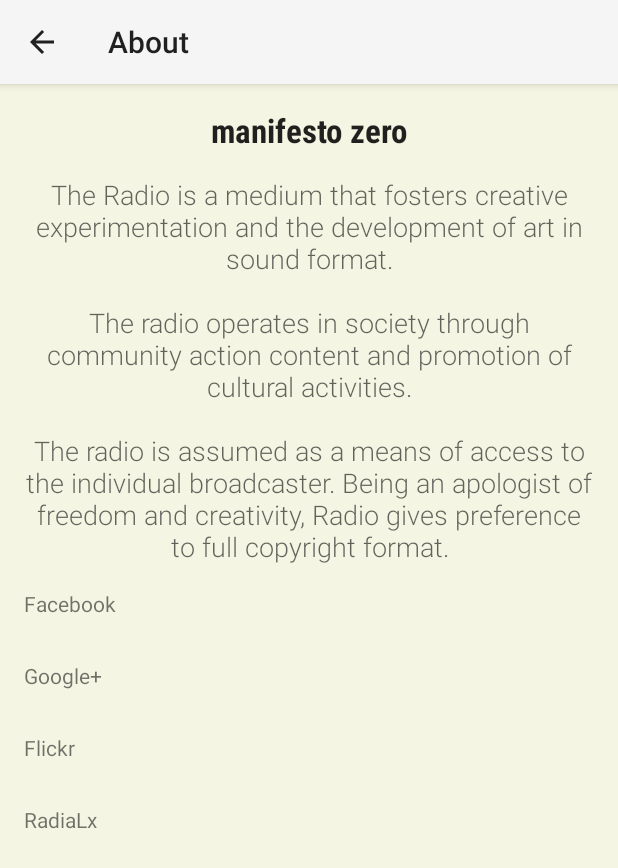
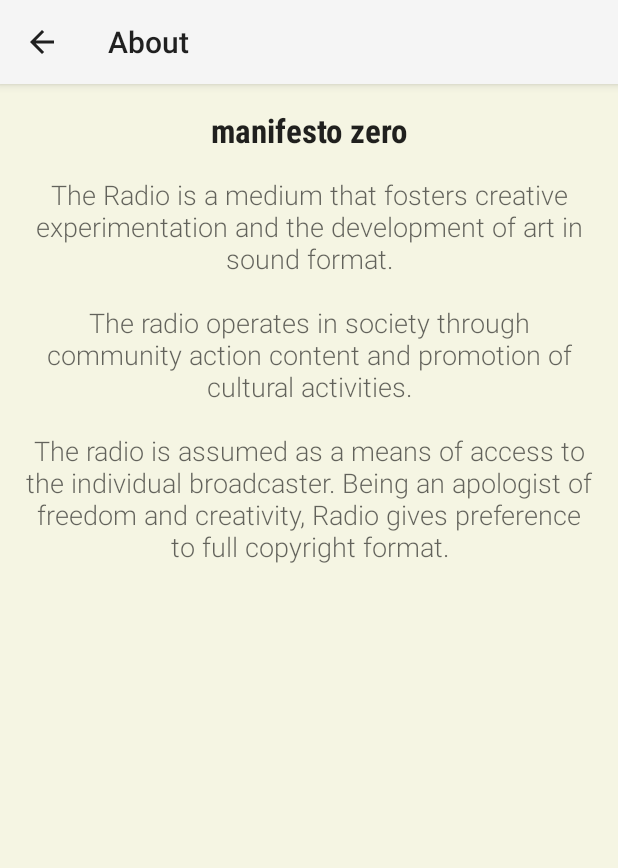
Before and after one commit to HenriqueRocha/RadioZero, an Android app: the screen it shows after launch (AboutActivity), in the options menu, after a tap on "About", on a phone screen of 412 x 824 dp. Shown: the top 868 px of the screen. Run offline under Robolectric (Android 15) with nearby library versions, the phone set to English and light mode, and no system bars; our stand-ins replace Picasso; pictures from the network do not load; 1 statement that could not run was skipped.

Commit message:
Almost finished!

```diff
--- a/app/build.gradle
+++ b/app/build.gradle
@@ -11,11 +11,17 @@ android {
         versionCode 1
         versionName "1.0"
     }
+
     buildTypes {
         release {
             runProguard false
             proguardFiles getDefaultProguardFile('proguard-android.txt'), 'proguard-rules.pro'
         }
+    }
+
+    compileOptions {
+        sourceCompatibility JavaVersion.VERSION_1_7
+        targetCompatibility JavaVersion.VERSION_1_7
     }
 }
 
--- a/app/src/main/java/org/androidappdev/radiozero/BlogListFragment.java
+++ b/app/src/main/java/org/androidappdev/radiozero/BlogListFragment.java
@@ -158,7 +158,8 @@ public class BlogListFragment extends ListFragment implements
             case R.id.list_item_pubdate_textview:
                 String date = cursor.getString(columnIndex);
                 try {
-                    SimpleDateFormat d = new SimpleDateFormat("EEE, dd MMM yyyy HH:mm:ss ZZZZZ", Locale.getDefault());
+                    SimpleDateFormat d =
+                            new SimpleDateFormat("EEE, dd MMM yyyy HH:mm:ss ZZZZZ", Locale.getDefault());
                     ((TextView) view).setText(
                             DateUtils.getRelativeTimeSpanString(
                                     getActivity(), d.parse(date).getTime()));
--- a/app/src/main/java/org/androidappdev/radiozero/MainActivity.java
+++ b/app/src/main/java/org/androidappdev/radiozero/MainActivity.java
@@ -22,6 +22,8 @@ import org.androidappdev.radiozero.sync.SyncAdapter;
  */
 public class MainActivity extends ActionBarActivity
         implements PlayFragment.OnPlayPressedListener, BlogListFragment.Callback, ActionBar.TabListener {
+
+    private static final String LOG_TAG = MainActivity.class.getSimpleName();
 
     private ViewPager mPager;
     private RadioZeroPagerAdapter mPagerAdapter;
@@ -94,7 +96,14 @@ public class MainActivity extends ActionBarActivity
 
     @Override
     public void onPlayPressed(int action) {
-
+        switch (action) {
+            case PlayFragment.PLAYING:
+                startService(RadioZeroService.makeIntent(this, RadioZeroService.ACTION_PLAY));
+                break;
+            case PlayFragment.PAUSED:
+                stopService(new Intent(this, RadioZeroService.class));
+                break;
+        }
     }
 
     @Override
--- a/app/src/main/java/org/androidappdev/radiozero/PlayFragment.java
+++ b/app/src/main/java/org/androidappdev/radiozero/PlayFragment.java
@@ -1,12 +1,14 @@
 package org.androidappdev.radiozero;
 
 import android.app.Activity;
-import android.net.Uri;
+import android.content.res.Resources;
 import android.os.Bundle;
 import android.support.v4.app.Fragment;
+import android.util.Log;
 import android.view.LayoutInflater;
 import android.view.View;
 import android.view.ViewGroup;
+import android.widget.ImageButton;
 
 
 /**
@@ -15,27 +17,42 @@ import android.view.ViewGroup;
  * {@link org.androidappdev.radiozero.PlayFragment.OnPlayPressedListener} interface
  * to handle interaction events.
  */
-public class PlayFragment extends Fragment {
+public class PlayFragment extends Fragment implements View.OnClickListener {
 
+    public static final int PAUSED = 0;
+    public static final int PLAYING = 1;
+    private static final String LOG_TAG = PlayFragment.class.getSimpleName();
+    private static final String STATE_KEY = "state";
     private OnPlayPressedListener mListener;
+    private ImageButton mPlayButton;
+    private int mState;
 
     public PlayFragment() {
         // Required empty public constructor
     }
 
+    @Override
+    public View onCreateView(
+            LayoutInflater inflater,
+            ViewGroup container,
+            Bundle savedInstanceState) {
 
-    @Override
-    public View onCreateView(LayoutInflater inflater, ViewGroup container,
-                             Bundle savedInstanceState) {
-        // Inflate the layout for this fragment
-        return inflater.inflate(R.layout.fragment_play, container, false);
-    }
+        if (savedInstanceState != null) {
+            mState = savedInstanceState.getInt(STATE_KEY);
+        }
 
-    // TODO: Rename method, update argument and hook method into UI event
-    public void onButtonPressed(Uri uri) {
-        if (mListener != null) {
-            mListener.onPlayPressed(0);
-        }
+        View view = inflater.inflate(R.layout.fragment_play, container, false);
+
+        mPlayButton = (ImageButton) view.findViewById(R.id.play_button);
+
+        Resources resources = getResources();
+        mPlayButton.setImageDrawable(mState == PAUSED
+                ? resources.getDrawable(R.drawable.ic_action_play)
+                : resources.getDrawable(R.drawable.ic_action_pause));
+
+        mPlayButton.setOnClickListener(this);
+
+        return view;
     }
 
     @Override
@@ -45,14 +62,45 @@ public class PlayFragment extends Fragment {
             mListener = (OnPlayPressedListener) activity;
         } catch (ClassCastException e) {
             throw new ClassCastException(activity.toString()
-                    + " must implement OnPlayPressedListener");
+                    + " must implement " + OnPlayPressedListener.class.getSimpleName());
         }
     }
 
     @Override
     public void onDetach() {
+        mListener = null;
         super.onDetach();
-        mListener = null;
+    }
+
+    @Override
+    public void onSaveInstanceState(Bundle outState) {
+        super.onSaveInstanceState(outState);
+        outState.putInt(STATE_KEY, mState);
+    }
+
+    @Override
+    public void onClick(View view) {
+        if (view == mPlayButton) {
+            Log.i(LOG_TAG, "STATE: " + mState);
+            switch (mState) {
+                case PLAYING:
+                    mState = PAUSED;
+                    mListener.onPlayPressed(PAUSED);
+                    break;
+                case PAUSED:
+                    mState = PLAYING;
+                    mListener.onPlayPressed(PLAYING);
+                    break;
+            }
+            switchPlayButtonState();
+        }
+    }
+
+    private void switchPlayButtonState() {
+        Resources resources = getResources();
+        mPlayButton.setImageDrawable(mState == PAUSED
+                ? resources.getDrawable(R.drawable.ic_action_play)
+                : resources.getDrawable(R.drawable.ic_action_pause));
     }
 
     /**
--- a/app/src/main/res/layout/fragment_about.xml
+++ b/app/src/main/res/layout/fragment_about.xml
@@ -33,32 +33,32 @@
             android:text="@string/manifesto_text"
             android:textAppearance="?android:textAppearanceMedium" />
 
-        <TextView
-            android:id="@+id/facebook_link"
-            android:layout_width="wrap_content"
-            android:layout_height="wrap_content"
-            android:minHeight="48dp"
-            android:text="@string/facebook" />
+        <!--<TextView-->
+        <!--android:id="@+id/facebook_link"-->
+        <!--android:layout_width="wrap_content"-->
+        <!--android:layout_height="wrap_content"-->
+        <!--android:minHeight="48dp"-->
+        <!--android:text="@string/facebook" />-->
 
-        <TextView
-            android:id="@+id/google_plus_link"
-            android:layout_width="wrap_content"
-            android:layout_height="wrap_content"
-            android:minHeight="48dp"
-            android:text="@string/google_plus" />
+        <!--<TextView-->
+        <!--android:id="@+id/google_plus_link"-->
+        <!--android:layout_width="wrap_content"-->
+        <!--android:layout_height="wrap_content"-->
+        <!--android:minHeight="48dp"-->
+        <!--android:text="@string/google_plus" />-->
 
-        <TextView
-            android:id="@+id/flickr_link"
-            android:layout_width="wrap_content"
-            android:layout_height="wrap_content"
-            android:minHeight="48dp"
-            android:text="@string/flickr" />
+        <!--<TextView-->
+        <!--android:id="@+id/flickr_link"-->
+        <!--android:layout_width="wrap_content"-->
+        <!--android:layout_height="wrap_content"-->
+        <!--android:minHeight="48dp"-->
+        <!--android:text="@string/flickr" />-->
 
-        <TextView
-            android:id="@+id/radialx_link"
-            android:layout_width="wrap_content"
-            android:layout_height="wrap_content"
-            android:minHeight="48dp"
-            android:text="@string/radialx" />
+        <!--<TextView-->
+        <!--android:id="@+id/radialx_link"-->
+        <!--android:layout_width="wrap_content"-->
+        <!--android:layout_height="wrap_content"-->
+        <!--android:minHeight="48dp"-->
+        <!--android:text="@string/radialx" />-->
     </LinearLayout>
 </ScrollView>
--- a/app/src/main/res/layout/fragment_play.xml
+++ b/app/src/main/res/layout/fragment_play.xml
@@ -44,6 +44,7 @@
         android:layout_marginTop="52dp"> <!-- margin positioning hack -->
 
         <ImageButton
+            android:id="@+id/play_button"
             android:layout_width="@dimen/fab"
             android:layout_height="@dimen/fab"
             android:layout_centerInParent="true"
--- a/app/src/main/res/values/strings.xml
+++ b/app/src/main/res/values/strings.xml
@@ -16,9 +16,11 @@
     <string name="content_authority">org.androidappdev.radiozero</string>
 
     <string name="tagline">Auditory dilatation,\nmind expansion</string>
-    <string name="play">Play</string>
+    <string name="play">Listen</string>
     <string name="blog">Blog</string>
     <string name="manifesto_text">The Radio is a medium that fosters creative experimentation and the development of art in sound format.\n\nThe radio operates in society through community action content and promotion of cultural activities.\n\nThe radio is assumed as a means of access to the individual broadcaster. Being an apologist of freedom and creativity, Radio gives preference to full copyright format.</string>
     <string name="manifesto">manifesto zero</string>
     <string name="share">Share</string>
+    <string name="state_preparing">Buffering&#8230;</string>
+    <string name="state_playing">Playing&#8230;</string>
 </resources>
```
Also changed, not shown: app/src/main/java/org/androidappdev/radiozero/AboutFragment.java (+26 -22 lines), app/src/main/java/org/androidappdev/radiozero/RadioZeroService.java (+79 -22 lines), 1 other file.
